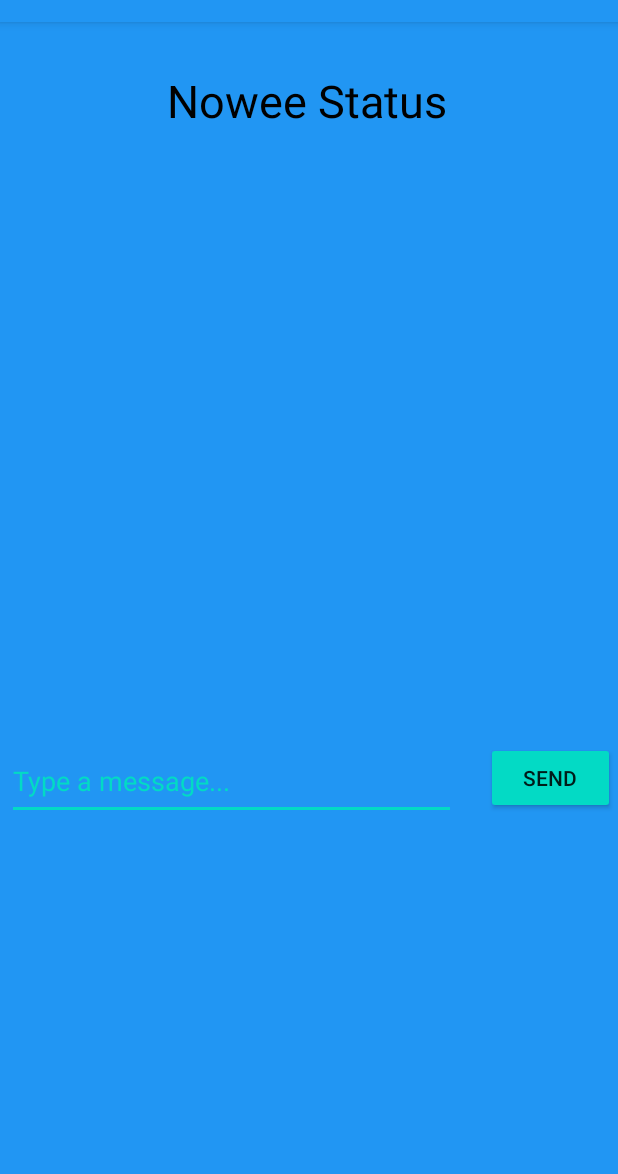
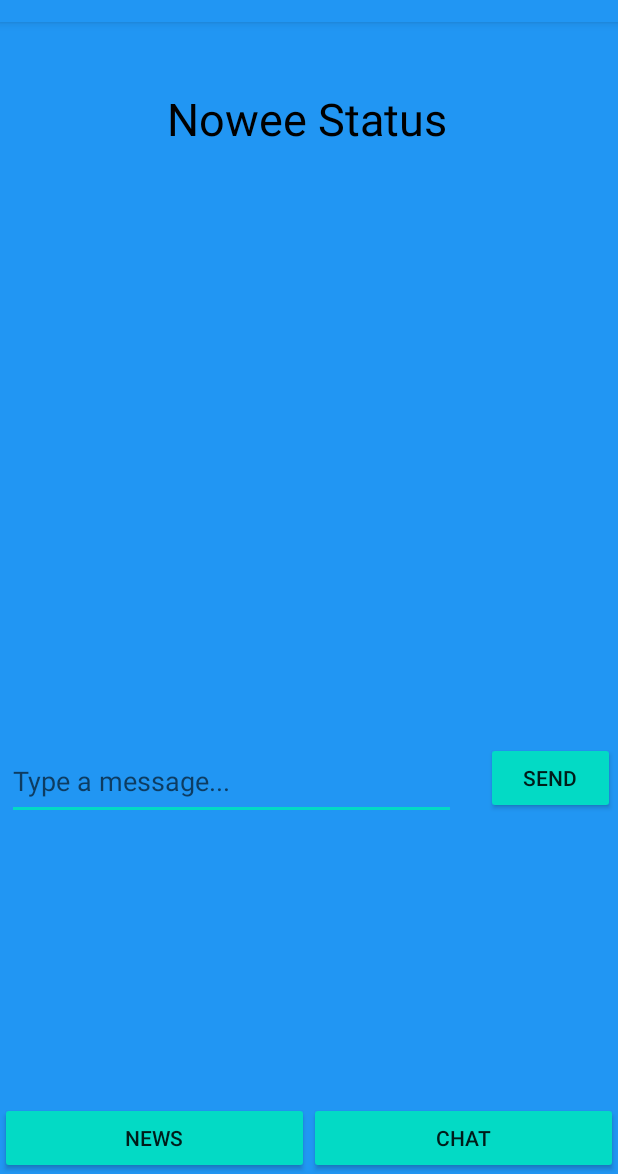
Before and after one commit to fpunch/NoweeProject, an Android app: the Status screen opened directly, with no data from a screen before it, on a phone screen of 412 x 824 dp, the part 62-1236 px from its top. Run offline under Robolectric (Android 15) with nearby library versions, the phone set to English and light mode, and no system bars.

Commit message:
New changes made to UI all over the app, now a much more consistent feel and theme and lots more of the layouts properly work together now.
Navigation has also been improved and is more consistent across pages. Fonts have been made consistent as well.

13/10/2020 9:12pm

```diff
--- a/app/src/main/java/com/example/noweeproject/MainActivity.java
+++ b/app/src/main/java/com/example/noweeproject/MainActivity.java
@@ -20,7 +20,7 @@ import com.google.firebase.auth.FirebaseAuth;
 public class MainActivity extends AppCompatActivity {
     private String TAG = "loginActivity";
     private FirebaseAuth auth;
-    private Button logoutButton, deleteButton, statusButton, chatButton, homeButton;
+    private Button logoutButton, deleteButton, statusButton, chatButton, newsButton;
 
 
     @Override
@@ -35,7 +35,7 @@ public class MainActivity extends AppCompatActivity {
         deleteButton = (Button) findViewById(R.id.deleteBtn);
         statusButton = (Button) findViewById(R.id.statusBtn);
         chatButton = (Button) findViewById(R.id.chatBtn);
-        homeButton = (Button) findViewById(R.id.homeBtn);
+        newsButton = (Button) findViewById(R.id.newsBtn);
 
         //Status Intent
         statusButton.setOnClickListener(new View.OnClickListener() {
@@ -46,7 +46,7 @@ public class MainActivity extends AppCompatActivity {
             }
         });
         //Nowee News Intent
-        homeButton.setOnClickListener(new View.OnClickListener() {
+        newsButton.setOnClickListener(new View.OnClickListener() {
             @Override
             public void onClick(View v) {
                 startActivity(new Intent(MainActivity.this, News.class));
--- a/app/src/main/java/com/example/noweeproject/Status.java
+++ b/app/src/main/java/com/example/noweeproject/Status.java
@@ -21,6 +21,8 @@ public class Status extends AppCompatActivity {
 
     private String contact = null;
     private String currentStatus;
+    private Button newsButton;
+    private Button chatButton;
 
 
     static final int SEND_MESSAGE = 3; // STATUS VALUE
@@ -31,28 +33,40 @@ public class Status extends AppCompatActivity {
     protected void onCreate(Bundle savedInstanceState) {
         super.onCreate(savedInstanceState);
         setContentView(R.layout.status_list);
+
+
         getSupportActionBar().setDisplayHomeAsUpEnabled(true);
+        Intent intent = getIntent();
+        newsButton = (Button) findViewById(R.id.newsBtn2);
+        chatButton = (Button) findViewById(R.id.chatBtn);
+
+        //Contact Picker Intent
+        chatButton.setOnClickListener(new View.OnClickListener() {
+            @Override
+            public void onClick(View v) {
+                startActivity(new Intent(Status.this, ContactActivity.class));
+            }
+        });
+
+        //Nowee News Intent
+        newsButton.setOnClickListener(new View.OnClickListener() {
+            @Override
+            public void onClick(View v) {
+                startActivity(new Intent(Status.this, News.class));
+            }
+        });
+    }
+
+    public Status() {
 
     }
-
     public Status(String currentStatus) {
         currentStatus = currentStatus;
         this.currentStatus = currentStatus;
     }
 
-    public Status() {}
-
     public String getStatus(){return currentStatus;}
 
     public void setStatus(String currentStatus){ currentStatus = currentStatus;}
 
-    @Override
-    public String toString(){
-        return currentStatus;
-
-    }
-
-
-
-
 }
--- a/app/src/main/java/com/example/noweeproject/newContact.java
+++ b/app/src/main/java/com/example/noweeproject/newContact.java
@@ -37,7 +37,6 @@ public class newContact extends AppCompatActivity {
                 .putExtra(ContactsContract.Intents.Insert.PHONE_TYPE, ContactsContract.CommonDataKinds.Phone.TYPE_WORK)
                 .putExtra(ContactsContract.Intents.Insert.NAME, mFirstName.getText() + " " + mLastName.getText())
                 ;
-
         startActivity(intent);
 
     }
--- a/app/src/main/java/models/User.java
+++ b/app/src/main/java/models/User.java
@@ -38,5 +38,4 @@ public class User {
                 ", username='" + username + '\'' +
                 '}';
     }
-}
- */
+} */
--- a/app/src/main/res/layout/activity_existing_contact.xml
+++ b/app/src/main/res/layout/activity_existing_contact.xml
@@ -65,6 +65,7 @@
             android:layout_width="115dp"
             android:layout_height="wrap_content"
             android:layout_gravity="center|center_horizontal"
+            android:backgroundTint="@color/NoweeColour"
             android:onClick="btnExist_Contact_onClick"
             android:text="@string/addExistButton" />
 
--- a/app/src/main/res/layout/activity_new_contact.xml
+++ b/app/src/main/res/layout/activity_new_contact.xml
@@ -15,6 +15,7 @@
         android:layout_marginTop="73dp"
         android:layout_marginEnd="150dp"
         android:layout_marginBottom="224dp"
+        android:backgroundTint="@color/NoweeColour"
         android:onClick="btnAdd_Contact_onClick"
         android:text="@string/createContactBtn"
         android:textAlignment="viewStart"
--- a/app/src/main/res/layout/status_list.xml
+++ b/app/src/main/res/layout/status_list.xml
@@ -9,7 +9,6 @@
 
 
     <com.google.android.material.textfield.TextInputEditText
-        android:textColorHint="@color/NoweeColour"
         android:id="@+id/textInputEditText"
         android:layout_width="299dp"
         android:layout_height="52dp"
@@ -26,7 +25,7 @@
         android:id="@+id/textView2"
         android:layout_width="189dp"
         android:layout_height="40dp"
-        android:layout_marginTop="32dp"
+        android:layout_marginTop="44dp"
         android:text="@string/noweeStatusText"
         android:textColor="#000000"
         android:textSize="30sp"
@@ -44,4 +43,32 @@
         android:text="@string/statusSendBtn"
         app:layout_constraintBottom_toBottomOf="parent"
         app:layout_constraintStart_toStartOf="parent" />
+
+    <LinearLayout
+        android:layout_width="match_parent"
+        android:layout_height="wrap_content"
+        android:layout_weight="1"
+        android:orientation="horizontal"
+        app:layout_constraintBottom_toBottomOf="parent"
+        app:layout_constraintEnd_toEndOf="parent"
+        app:layout_constraintStart_toStartOf="parent">
+
+        <Button
+            android:id="@+id/newsBtn2"
+            android:layout_width="wrap_content"
+            android:layout_height="wrap_content"
+            android:layout_weight="1"
+            android:backgroundTint="@color/NoweeColour"
+            android:text="@string/home" />
+
+        <Button
+            android:id="@+id/chatBtn"
+            android:layout_width="wrap_content"
+            android:layout_height="wrap_content"
+            android:layout_weight="1"
+            android:backgroundTint="@color/NoweeColour"
+            android:text="@string/chat" />
+
+    </LinearLayout>
+
 </androidx.constraintlayout.widget.ConstraintLayout>
```
Also changed, not shown: app/src/main/AndroidManifest.xml (+11 -5 lines), app/src/main/java/com/example/noweeproject/Login.java (+12 -4 lines), app/src/main/java/com/example/noweeproject/News.java (+6 -16 lines), app/src/main/res/layout/activity_chat.xml (+30 -20 lines), app/src/main/res/layout/activity_contact.xml (+21 -14 lines), app/src/main/res/layout/activity_main.xml (+22 -8 lines), app/src/main/res/layout/activity_news.xml (+27 -21 lines), app/src/main/res/values/strings.xml (+10 -10 lines), app/src/main/res/drawable-hdpi/noweelogo.png (deleted), app/src/main/res/drawable-mdpi/noweelogo.png (deleted), app/src/main/res/drawable-xhdpi/noweelogo.png (deleted), app/src/main/res/drawable-xxhdpi/noweelogo.png (deleted), app/src/main/res/drawable-xxxhdpi/noweelogo.png (deleted).
